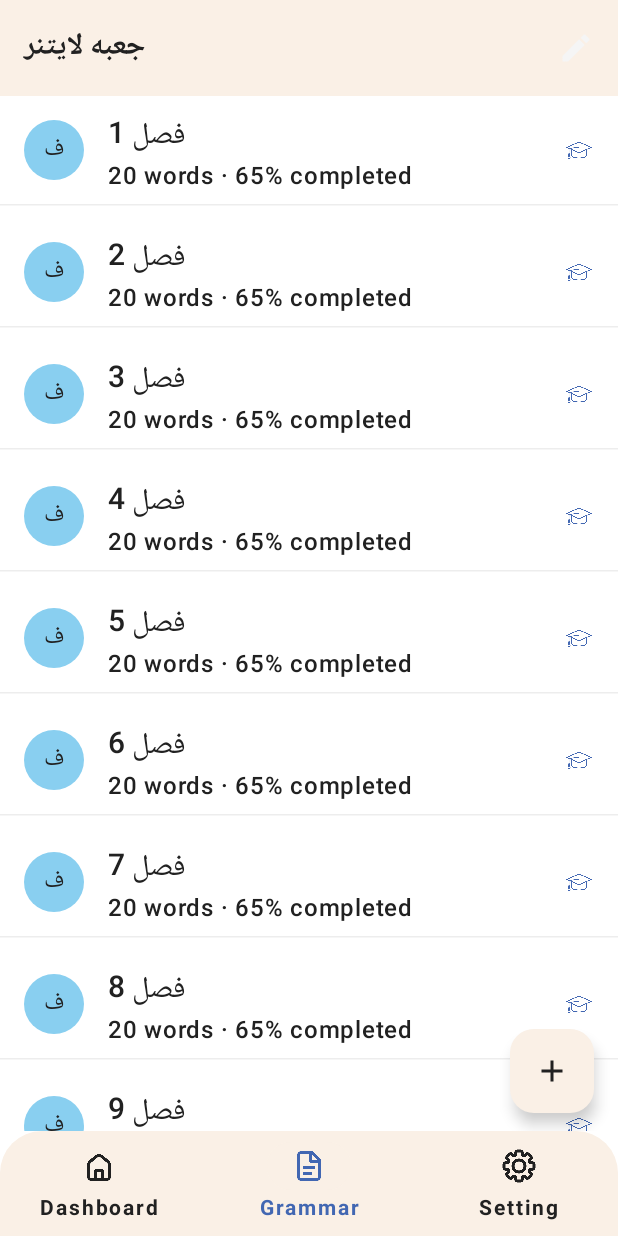
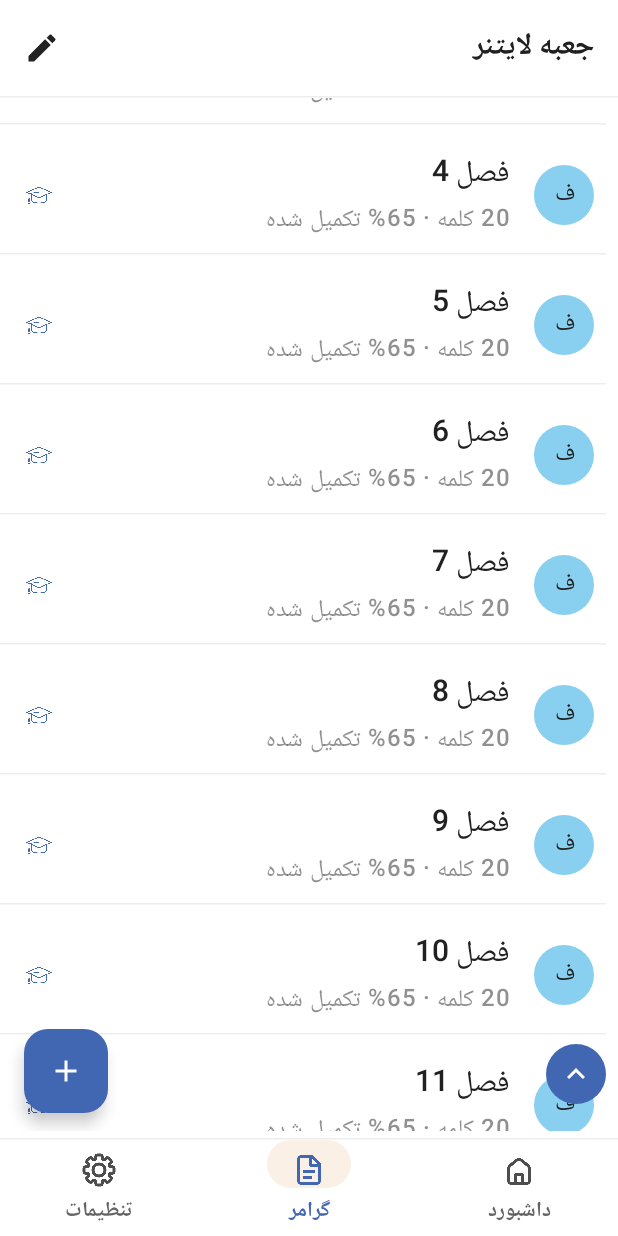
Before and after one commit to HomanYosefi/Android-Crash-Reporter, an Android app built with Jetpack Compose: the screen it shows after launch (MainActivity), item 2 of the bottom bar chosen, on a phone screen of 412 x 824 dp. Run offline under Robolectric (Android 15) with nearby library versions, the phone set to English and light mode, and no system bars; our stand-ins replace Dagger/Hilt's generated code.

Commit message:
finish faz 1 edit

```diff
--- a/app/build.gradle.kts
+++ b/app/build.gradle.kts
@@ -43,6 +43,7 @@ android {
         compose = true
     }
 
+
     composeOptions {
         kotlinCompilerExtensionVersion = "1.5.8"
     }
@@ -72,9 +73,9 @@ dependencies {
     testImplementation("junit:junit:4.13.2")
     androidTestImplementation("androidx.test.ext:junit:1.1.5")
     androidTestImplementation("androidx.test.espresso:espresso-core:3.5.1")
-    androidTestImplementation("androidx.compose.ui:ui-test-junit4")
+    androidTestImplementation("androidx.compose.ui:ui-test-junit4:1.5.4")
     debugImplementation("androidx.compose.ui:ui-tooling")
-    debugImplementation("androidx.compose.ui:ui-test-manifest")
+    debugImplementation("androidx.compose.ui:ui-test-manifest:1.5.4")
     implementation(kotlin("reflect"))
 
     // Dagger Hilt
--- a/app/src/main/java/com/example/leitner/GrammarScreen/BottomAppBar.kt
+++ b/app/src/main/java/com/example/leitner/GrammarScreen/BottomAppBar.kt
@@ -21,6 +21,7 @@ import androidx.compose.material3.Button
 import androidx.compose.material3.ExperimentalMaterial3Api
 import androidx.compose.material3.FilledIconButton
 import androidx.compose.material3.FloatingActionButton
+import androidx.compose.material3.HorizontalDivider
 import androidx.compose.material3.Icon
 import androidx.compose.material3.IconButton
 import androidx.compose.material3.MaterialTheme
@@ -134,12 +135,12 @@ private fun ScrollToTopButton(onClick: () -> Unit) {
 private fun AddButton(onClick: () -> Unit) {
     FloatingActionButton(
         onClick = onClick,
-        containerColor = MaterialTheme.colorScheme.secondary
+        containerColor = MaterialTheme.colorScheme.primary
     ) {
         Icon(
             Icons.Filled.Add,
             contentDescription = "Add item",
-            tint = MaterialTheme.colorScheme.onSurface
+            tint = MaterialTheme.colorScheme.onPrimary
         )
     }
 }
@@ -216,6 +217,7 @@ private fun GrammarTopAppBar(
     onEditModeToggle: () -> Unit,
     scrollBehavior: TopAppBarScrollBehavior
 ) {
+    Column {
         TopAppBar(
             title = { Text("جعبه لایتنر") },
             actions = {
@@ -228,10 +230,20 @@ private fun GrammarTopAppBar(
             },
             scrollBehavior = scrollBehavior,
             colors = TopAppBarDefaults.topAppBarColors(
-            containerColor = MaterialTheme.colorScheme.secondary,
-            titleContentColor = MaterialTheme.colorScheme.onSurface
+                containerColor = Color.Transparent,
+                scrolledContainerColor = Color.Transparent, // رنگ پس‌زمینه در حالت اسکرول
+                navigationIconContentColor = MaterialTheme.colorScheme.onBackground, // رنگ آیکون‌های navigation
+                titleContentColor = MaterialTheme.colorScheme.onBackground,
+                actionIconContentColor = MaterialTheme.colorScheme.onBackground // رنگ آیکون‌های action
             )
         )
+        HorizontalDivider(
+            modifier = Modifier.fillMaxWidth(),
+            color = MaterialTheme.colorScheme.onSurface.copy(alpha = 0.08f),
+            thickness = 1.dp
+        )
+    }
+
 }
 
 @Composable
--- a/app/src/main/java/com/example/leitner/GrammarScreen/ListChapters.kt
+++ b/app/src/main/java/com/example/leitner/GrammarScreen/ListChapters.kt
@@ -84,9 +84,9 @@ fun ChapterItem(
                     horizontalArrangement = Arrangement.spacedBy(8.dp)
                 ) {
                     Text(
-                        text = "$wordsCount words · ${(progress * 100).toInt()}% completed",
+                        text = "$wordsCount کلمه · ${(progress * 100).toInt()}% تکمیل شده",
                         style = MaterialTheme.typography.bodyMedium,
-                        color = MaterialTheme.colorScheme.onBackground
+                        color = MaterialTheme.colorScheme.onBackground.copy(alpha = 0.5f)
                     )
                 }
             },
@@ -141,7 +141,7 @@ fun ChapterItem(
             }
         )
         HorizontalDivider(
-            modifier = Modifier.fillMaxWidth(),
+            modifier = Modifier.fillMaxWidth().offset(8.dp),
             color = MaterialTheme.colorScheme.onSurface.copy(alpha = 0.08f),
             thickness = 1.dp
         )
--- a/app/src/main/java/com/example/leitner/MainActivity.kt
+++ b/app/src/main/java/com/example/leitner/MainActivity.kt
@@ -1,29 +1,29 @@
 package com.example.leitner
 
 import android.os.Bundle
+import android.view.View
 import androidx.activity.ComponentActivity
 import androidx.activity.compose.setContent
-import androidx.compose.foundation.layout.fillMaxSize
-import androidx.compose.foundation.layout.padding
+import androidx.navigation.compose.rememberNavController
+import dagger.hilt.android.AndroidEntryPoint
+import androidx.compose.runtime.CompositionLocalProvider
+import androidx.compose.ui.platform.LocalLayoutDirection
+import androidx.compose.ui.unit.LayoutDirection
 
-import androidx.compose.runtime.Composable
-import androidx.compose.ui.Modifier
-import androidx.compose.ui.tooling.preview.Preview
-import androidx.navigation.compose.rememberNavController
-import com.example.leitner.ui.theme.LeitnerTheme
-import dagger.hilt.android.AndroidEntryPoint
-
-//import com.example.leitner.ui.theme.LeitnerTheme
 @AndroidEntryPoint
-
 class MainActivity : ComponentActivity() {
     override fun onCreate(savedInstanceState: Bundle?) {
         super.onCreate(savedInstanceState)
+        window.decorView.layoutDirection = View.LAYOUT_DIRECTION_RTL
+
         setContent {
             val navController = rememberNavController()
-            MainScreen(navController)
+            CompositionLocalProvider(LocalLayoutDirection provides LayoutDirection.Rtl) {
+
+                MainScreen(navController)
 
 
+            }
         }
     }
 }
--- a/app/src/main/java/com/example/leitner/MainScreen.kt
+++ b/app/src/main/java/com/example/leitner/MainScreen.kt
@@ -9,6 +9,7 @@ import androidx.compose.runtime.getValue
 import androidx.compose.ui.Modifier
 import androidx.compose.ui.draw.clip
 import androidx.compose.ui.draw.shadow
+import androidx.compose.ui.graphics.Color
 import androidx.compose.ui.res.painterResource
 import androidx.compose.ui.res.stringResource
 import androidx.compose.ui.text.style.TextAlign
@@ -51,9 +52,8 @@ fun ButtonNav(navController: NavController) {
     NavigationBar(
         modifier = Modifier
             .fillMaxWidth()
-            .height(70.dp)
-            .clip(RoundedCornerShape(topStart = 28.dp, topEnd = 28.dp)),
-        containerColor = MaterialTheme.colorScheme.secondary
+            .height(65.dp),
+        containerColor = Color.Transparent
     ) {
         val navBackStackEntry by navController.currentBackStackEntryAsState()
         val currentRoute = navBackStackEntry?.destination?.route
@@ -64,7 +64,7 @@ fun ButtonNav(navController: NavController) {
                     Icon(
                         painter = painterResource(id = item.icon),
                         contentDescription = null,
-                        modifier = Modifier.size(24.dp)
+                        modifier = Modifier.size(24.dp).offset(y = 4.dp)
                     )
                 },
                 label = {
@@ -86,11 +86,16 @@ fun ButtonNav(navController: NavController) {
                 },
                 colors = NavigationBarItemDefaults.colors(
                     selectedIconColor = MaterialTheme.colorScheme.primary,
-                    unselectedIconColor = MaterialTheme.colorScheme.onSurface,
+                    unselectedIconColor = MaterialTheme.colorScheme.onSurface.copy(alpha = 0.8f),
                     selectedTextColor = MaterialTheme.colorScheme.primary,
-                    unselectedTextColor = MaterialTheme.colorScheme.onSurface
+                    unselectedTextColor = MaterialTheme.colorScheme.onSurface.copy(alpha = 0.7f)
                 )
             )
         }
     }
+    HorizontalDivider(
+        modifier = Modifier.fillMaxWidth(),
+        color = MaterialTheme.colorScheme.onSurface.copy(alpha = 0.08f),
+        thickness = 1.dp
+    )
 }
--- a/app/src/main/java/com/example/leitner/Navigation.kt
+++ b/app/src/main/java/com/example/leitner/Navigation.kt
@@ -31,7 +31,7 @@ sealed class NavigationItems(var screen_route: String) {
 
 @Composable
 fun NavigationGraph(navController: NavHostController) {
-    NavHost(navController, startDestination = BottomNavItem.home.screen_route) {
+    NavHost(navController, startDestination = BottomNavItem.grammar.screen_route) {
         composable(BottomNavItem.home.screen_route) {
             Home(navController)
         }
--- a/app/src/main/java/com/example/leitner/homeScreen/HambergeryEdit.kt
+++ b/app/src/main/java/com/example/leitner/homeScreen/HambergeryEdit.kt
@@ -65,7 +65,7 @@ fun CustomDropdownMenu(
             DropdownMenuItem(
                 text = {
                     Text(
-                        text = "Edit",
+                        text = "ویرایش",
                         fontSize = 16.sp,
                         fontWeight = FontWeight.Normal,
                         color = MaterialTheme.colorScheme.onSurface
@@ -89,7 +89,7 @@ fun CustomDropdownMenu(
             DropdownMenuItem(
                 text = {
                     Text(
-                        text = "Settings",
+                        text = "تنظیمات",
                         fontSize = 16.sp,
                         fontWeight = FontWeight.Normal,
                         color = MaterialTheme.colorScheme.onSurface
@@ -118,7 +118,7 @@ fun CustomDropdownMenu(
             DropdownMenuItem(
                 text = {
                     Text(
-                        text = "Send Feedback",
+                        text = "ارسال بازخورد",
                         fontSize = 16.sp,
                         fontWeight = FontWeight.Normal,
                         color = MaterialTheme.colorScheme.onSurface
--- a/app/src/main/java/com/example/leitner/homeScreen/Search.kt
+++ b/app/src/main/java/com/example/leitner/homeScreen/Search.kt
@@ -39,8 +39,8 @@ fun Search() {
             onSearch = { expanded = false },
             placeholder = {
                 Text(
-                    "Search grammar",
-                    color = MaterialTheme.colorScheme.onBackground
+                    "جستجو گرامر",
+                    color = MaterialTheme.colorScheme.onPrimaryContainer
                 )
             },
             leadingIcon = { Icon(Icons.Default.Search, contentDescription = null) },
@@ -55,7 +55,7 @@ fun Search() {
             active = expanded,
             onActiveChange = { expanded = it },
             colors = SearchBarDefaults.colors(
-                containerColor = MaterialTheme.colorScheme.secondary
+                containerColor = MaterialTheme.colorScheme.primaryContainer
             )
         ) {
             Column(modifier = Modifier.verticalScroll(rememberScrollState())) {
@@ -63,7 +63,12 @@ fun Search() {
                     val resultText = "Suggestion $idx"
                     ListItem(
                         headlineContent = { Text(resultText) },
-                        supportingContent = { Text("Additional info") },
+                        supportingContent = {
+                            Text(
+                                "اطلاعات اضافی",
+                                color = MaterialTheme.colorScheme.onPrimaryContainer
+                            )
+                        },
                         leadingContent = { Icon(Icons.Filled.Star, contentDescription = null) },
                         colors = ListItemDefaults.colors(containerColor = Color.Transparent),
                         modifier = Modifier
--- a/app/src/main/res/values/strings.xml
+++ b/app/src/main/res/values/strings.xml
@@ -1,6 +1,6 @@
 <resources>
     <string name="app_name">leitner</string>
-    <string name="home">Dashboard</string>
-    <string name="grammar">Grammar</string>
-    <string name="setting">Setting</string>
+    <string name="home">داشبورد</string>
+    <string name="grammar">گرامر</string>
+    <string name="setting">تنظیمات</string>
 </resources>
```
Also changed, not shown: app/src/main/java/com/example/leitner/GrammarScreen/ListDetailGramarScreen.kt (+21 -15 lines), app/src/main/java/com/example/leitner/Application.kt (line endings or trailing spaces). Lines whose indentation alone changed are shown as unchanged.
